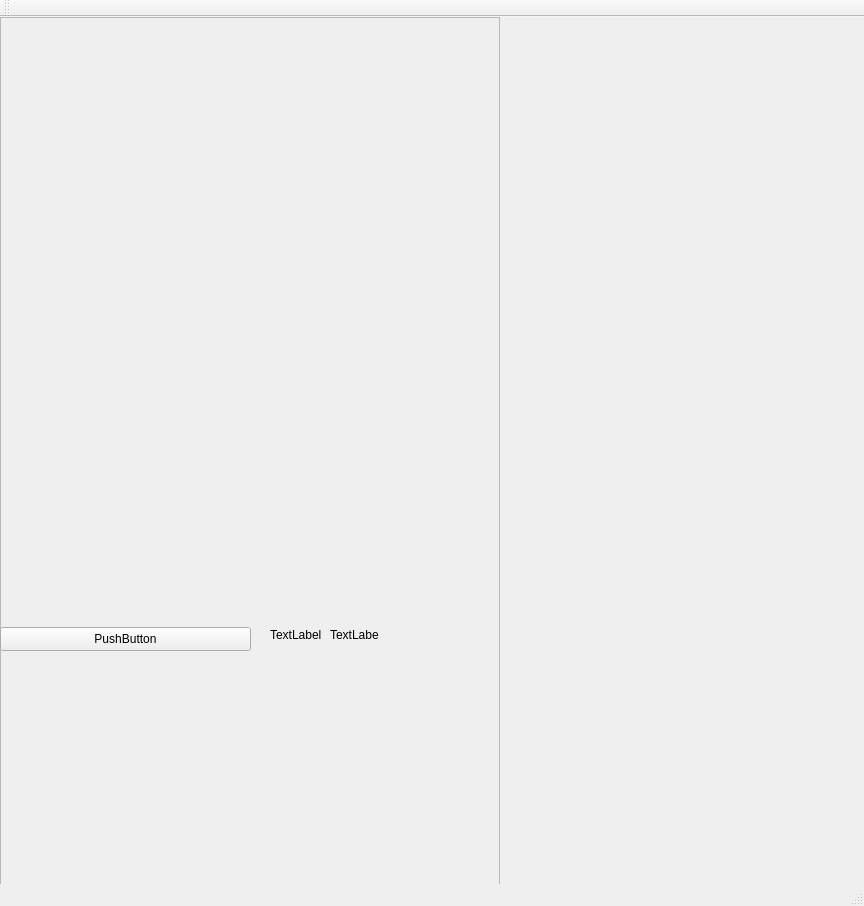
Before: the Qt Designer form candycrush_bootleg2/Gui.ui in Commoned/candycrush_bt, drawn with Qt 5.
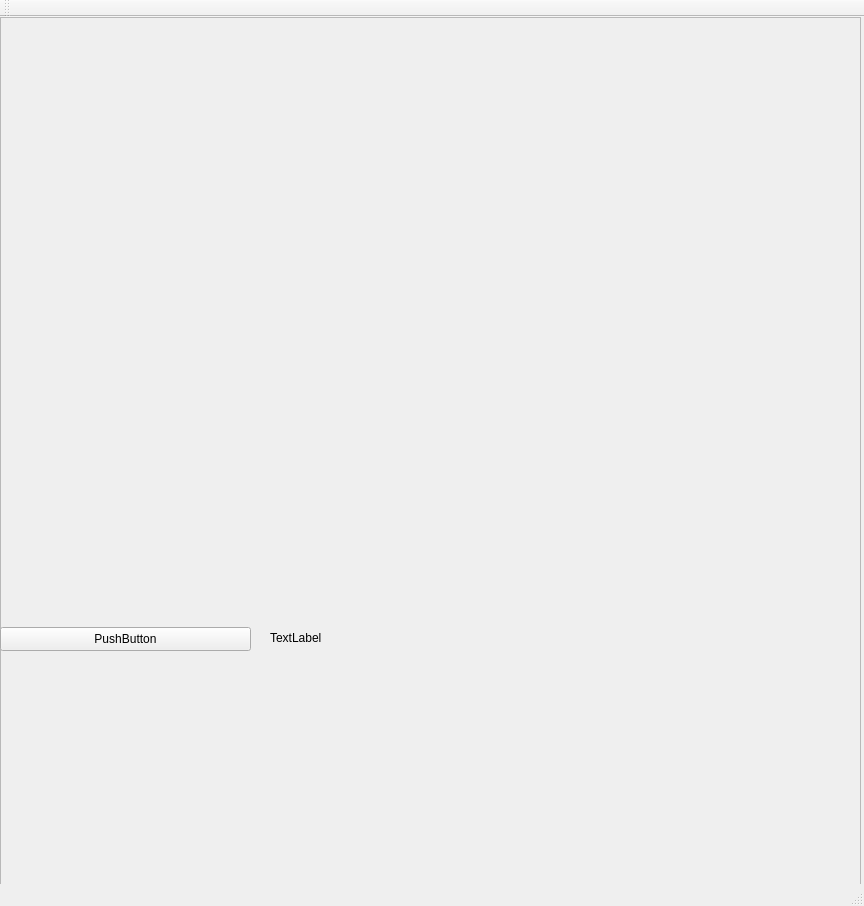
After: the same form once the commit is applied.

```diff
--- a/candycrush_bootleg2/Gui.ui
+++ b/candycrush_bootleg2/Gui.ui
@@ -19,7 +19,7 @@
      <rect>
       <x>0</x>
       <y>0</y>
-      <width>500</width>
+      <width>861</width>
       <height>986</height>
      </rect>
     </property>
@@ -69,32 +69,6 @@
      <property name="bottomMargin">
       <number>0</number>
      </property>
-     <item>
-      <spacer name="verticalSpacer">
-       <property name="orientation">
-        <enum>Qt::Vertical</enum>
-       </property>
-       <property name="sizeHint" stdset="0">
-        <size>
-         <width>500</width>
-         <height>540</height>
-        </size>
-       </property>
-      </spacer>
-     </item>
-     <item>
-      <spacer name="horizontalSpacer">
-       <property name="orientation">
-        <enum>Qt::Horizontal</enum>
-       </property>
-       <property name="sizeHint" stdset="0">
-        <size>
-         <width>500</width>
-         <height>500</height>
-        </size>
-       </property>
-      </spacer>
-     </item>
     </layout>
    </widget>
    <widget class="QPushButton" name="pushButton">
@@ -115,21 +89,8 @@
      <rect>
       <x>270</x>
       <y>610</y>
-      <width>61</width>
-      <height>16</height>
-     </rect>
-    </property>
-    <property name="text">
-     <string>TextLabel</string>
-    </property>
-   </widget>
-   <widget class="QLabel" name="label_2">
-    <property name="geometry">
-     <rect>
-      <x>330</x>
-      <y>610</y>
-      <width>49</width>
-      <height>16</height>
+      <width>271</width>
+      <height>21</height>
      </rect>
     </property>
     <property name="text">
```
